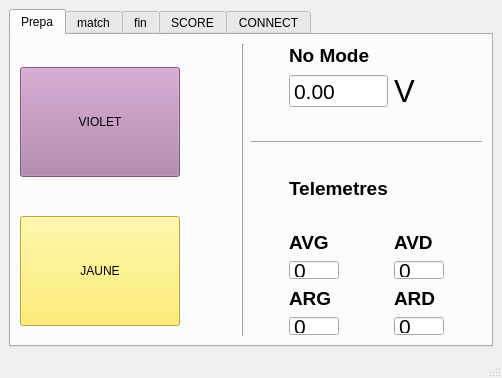
CRLG/LABOTBOX, file PluginModules/Ecran/ihm_Ecran.ui: the form before one commit.
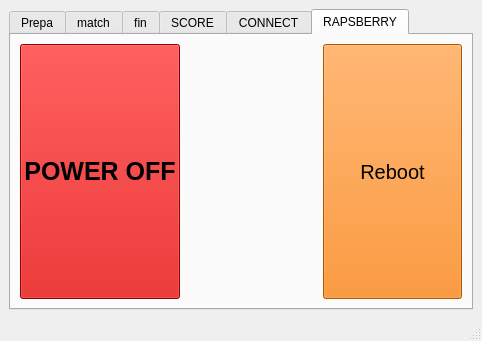
The form after the commit. The open tabs and pages were chosen to show the change. Custom widgets are drawn as their Qt base class.

Commit message: #21 [CEcran] : Ajout de boutons d'extinction et reboot de la raspberry

Diff of the .ui file:
```diff
--- a/PluginModules/Ecran/ihm_Ecran.ui
+++ b/PluginModules/Ecran/ihm_Ecran.ui
@@ -6,8 +6,8 @@
    <rect>
     <x>0</x>
     <y>0</y>
-    <width>502</width>
-    <height>378</height>
+    <width>482</width>
+    <height>341</height>
    </rect>
   </property>
   <property name="windowTitle">
@@ -829,6 +829,73 @@
         </property>
        </widget>
       </widget>
+      <widget class="QWidget" name="tab_5">
+       <attribute name="title">
+        <string>RAPSBERRY</string>
+       </attribute>
+       <layout class="QGridLayout" name="gridLayout_5">
+        <item row="0" column="0">
+         <widget class="QPushButton" name="RPI_Shutdown">
+          <property name="sizePolicy">
+           <sizepolicy hsizetype="Minimum" vsizetype="Expanding">
+            <horstretch>0</horstretch>
+            <verstretch>0</verstretch>
+           </sizepolicy>
+          </property>
+          <property name="font">
+           <font>
+            <pointsize>19</pointsize>
+            <weight>75</weight>
+            <bold>true</bold>
+           </font>
+          </property>
+          <property name="styleSheet">
+           <string notr="true">background-color: rgb(204, 0, 0);</string>
+          </property>
+          <property name="text">
+           <string>POWER OFF</string>
+          </property>
+         </widget>
+        </item>
+        <item row="0" column="2">
+         <widget class="QPushButton" name="RPI_Reboot">
+          <property name="sizePolicy">
+           <sizepolicy hsizetype="Minimum" vsizetype="MinimumExpanding">
+            <horstretch>0</horstretch>
+            <verstretch>0</verstretch>
+           </sizepolicy>
+          </property>
+          <property name="font">
+           <font>
+            <pointsize>15</pointsize>
+           </font>
+          </property>
+          <property name="styleSheet">
+           <string notr="true">background-color: rgb(245, 121, 0);</string>
+          </property>
+          <property name="text">
+           <string>      Reboot      </string>
+          </property>
+         </widget>
+        </item>
+        <item row="0" column="1">
+         <spacer name="horizontalSpacer">
+          <property name="orientation">
+           <enum>Qt::Horizontal</enum>
+          </property>
+          <property name="sizeType">
+           <enum>QSizePolicy::Expanding</enum>
+          </property>
+          <property name="sizeHint" stdset="0">
+           <size>
+            <width>5</width>
+            <height>20</height>
+           </size>
+          </property>
+         </spacer>
+        </item>
+       </layout>
+      </widget>
      </widget>
     </item>
    </layout>
```
Left out of the diff: 2 changed lines with no effect on the pictures. The commit also changes 2 other files.
